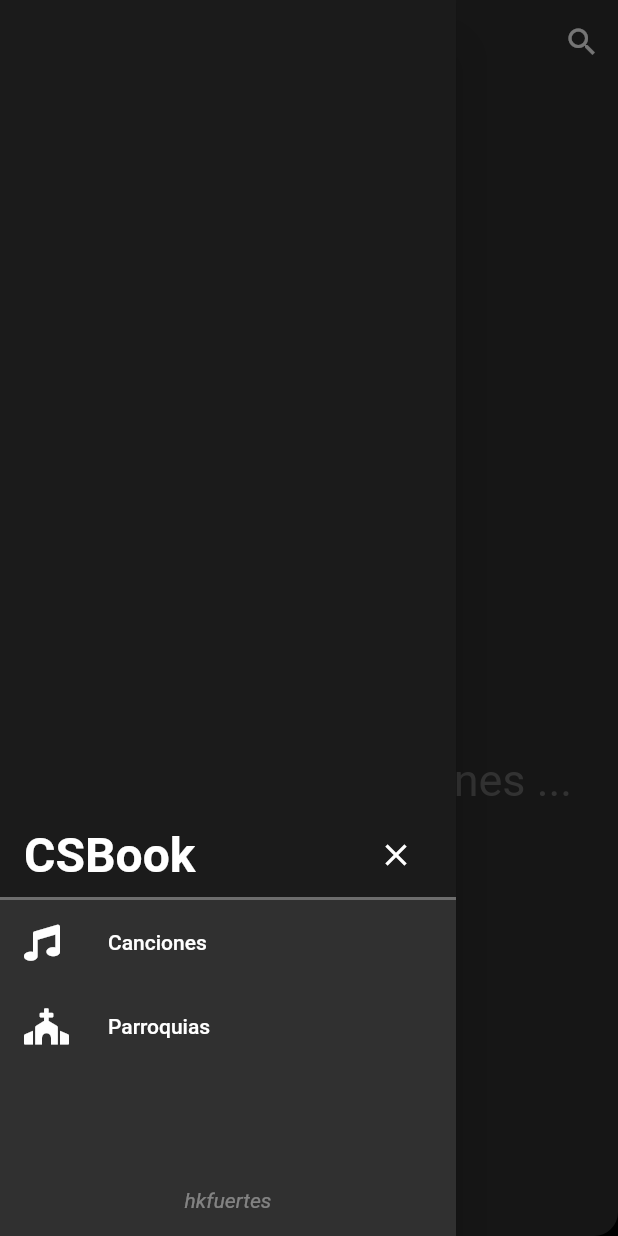
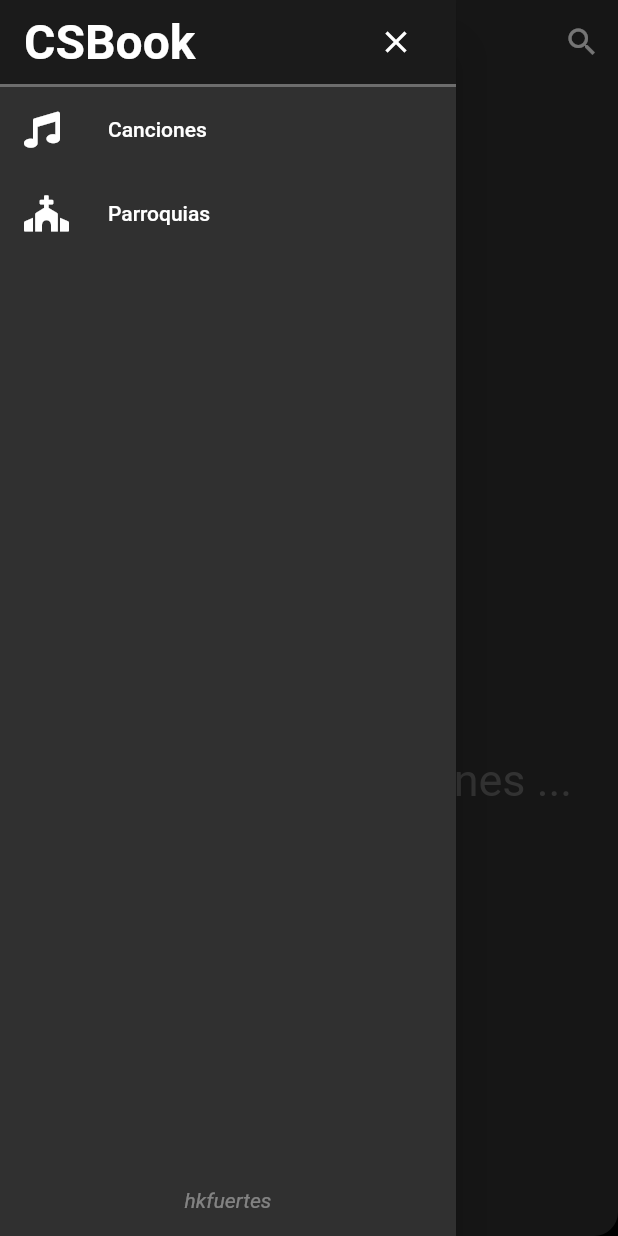
Before and after one commit to kominthanhtut/csbook_app, a Flutter app: the screen it shows after launch, with the side drawer open, on a phone screen of 412 x 824 dp. Run offline on Flutter 3.47's test engine with Material 2 defaults, Android fonts, the phone set to English and light mode, and no system bars; our stand-ins replace auto_size_text, font_awesome_flutter, share, sqflite; missing offline and left inert: screen; accounts and stored records are empty; network calls fail.

Commit message:
UI Changes

```diff
--- a/lib/pages/mainScreen.dart
+++ b/lib/pages/mainScreen.dart
@@ -60,6 +60,7 @@
 
     return Scaffold(
         appBar: AppBar(
+
           centerTitle: true,
           title: Text(
             _currentTitle,
@@ -69,7 +70,8 @@
           backgroundColor: Theme.of(context).scaffoldBackgroundColor,
           elevation: 0,
         ),
-        drawer: _drawer(),
+        drawer: _drawer(false),
+        endDrawer: _drawer(true),
         body: Container(
             color: Colors.black,
             child: Container(
@@ -81,19 +83,22 @@
                 child: _parish ? _pages[1] : _pages[0])));
   }
 
-  Widget _drawer() {
+  Widget _drawer(bool end) {
     return Drawer(
       child: Container(
         color: Theme.of(context).scaffoldBackgroundColor,
         child: Column(
           mainAxisSize: MainAxisSize.min,
-          mainAxisAlignment: MainAxisAlignment.end,
+          mainAxisAlignment:
+              end ? MainAxisAlignment.end : MainAxisAlignment.start,
           children: <Widget>[
-            Expanded(
-              child: Container(
-                color: Theme.of(context).primaryColorDark,
-              ),
-            ),
+            end
+                ? Expanded(
+                    child: Container(
+                      color: Theme.of(context).primaryColorDark,
+                    ),
+                  )
+                : Container(),
             Container(
               color: Theme.of(context).primaryColorDark,
               height: MediaQuery.of(context).padding.top,
@@ -124,7 +129,6 @@
               title: new Text(
                 'Canciones',
               ),
-
               onTap: () {
                 Navigator.of(context).pop();
                 setState(() {
@@ -156,9 +160,14 @@
               ),
               onTap: () {},
             ),*/
-            Container(
-              height: 64,
-            ),
+
+            end
+                ? Container(
+                    height: 64,
+                  )
+                : Expanded(
+                    child: Container(),
+                  ),
             Padding(
               child: Opacity(
                   opacity: 0.4,
```
Also changed, not shown: lib/pages/parishFragment.dart (+3 -28 lines).
